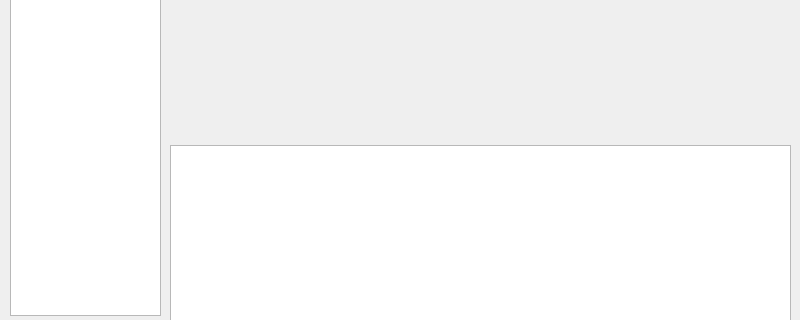
Nourreddine1920/Serial_Port_COM, file sequenceapplication.ui: the form before one commit; both pictures show x 0 to 800 and y 155 to 475 of the 800 by 600 pixel window.
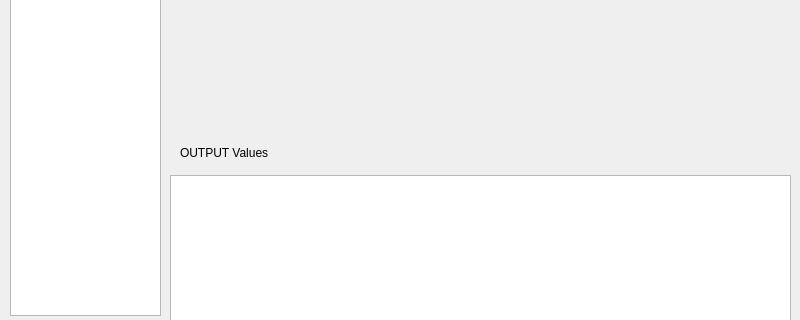
The form after the commit.

Commit message: new changes in seq app

```diff
--- a/sequenceapplication.ui
+++ b/sequenceapplication.ui
@@ -111,12 +111,25 @@
     <property name="geometry">
      <rect>
       <x>170</x>
-      <y>300</y>
+      <y>330</y>
       <width>621</width>
-      <height>221</height>
+      <height>191</height>
      </rect>
     </property>
    </widget>
+   <widget class="QLabel" name="label">
+    <property name="geometry">
+     <rect>
+      <x>180</x>
+      <y>300</y>
+      <width>151</width>
+      <height>16</height>
+     </rect>
+    </property>
+    <property name="text">
+     <string>OUTPUT Values</string>
+    </property>
+   </widget>
   </widget>
   <widget class="QMenuBar" name="menubar">
    <property name="geometry">
```
The commit also changes 2 other files.
